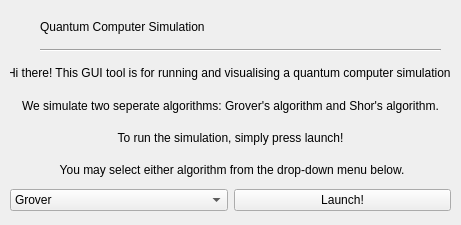
First picture: the form in resource/mainpage.ui, repository Quantum-Computing-GP-3/Simulated-Quantum-Computer, before the edit.
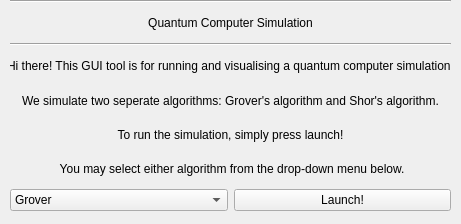
Second picture: the form after the edit.

The edit to the form file:
```diff
--- a/resource/mainpage.ui
+++ b/resource/mainpage.ui
@@ -7,21 +7,31 @@
     <x>0</x>
     <y>0</y>
     <width>461</width>
-    <height>225</height>
+    <height>224</height>
    </rect>
   </property>
   <property name="windowTitle">
    <string>Simulation Launcher</string>
   </property>
+  <widget class="QWidget" name="verticalLayoutWidget">
+   <property name="geometry">
+    <rect>
+     <x>10</x>
+     <y>0</y>
+     <width>441</width>
+     <height>211</height>
+    </rect>
+   </property>
+   <layout class="QVBoxLayout" name="verticalLayout">
+    <item>
+     <widget class="Line" name="line">
+      <property name="orientation">
+       <enum>Qt::Horizontal</enum>
+      </property>
+     </widget>
+    </item>
+    <item>
   <widget class="QLabel" name="label">
-   <property name="geometry">
-    <rect>
-     <x>40</x>
-     <y>10</y>
-     <width>401</width>
-     <height>33</height>
-    </rect>
-   </property>
    <property name="styleSheet">
     <string notr="true">font: 20pt &quot;MS Sans Serif&quot;;</string>
    </property>
@@ -34,30 +44,18 @@
    <property name="scaledContents">
     <bool>true</bool>
    </property>
-  </widget>
-  <widget class="Line" name="line">
-   <property name="geometry">
-    <rect>
-     <x>40</x>
-     <y>40</y>
-     <width>401</width>
-     <height>20</height>
-    </rect>
-   </property>
+      <property name="alignment">
+       <set>Qt::AlignCenter</set>
+      </property>
+     </widget>
+    </item>
+    <item>
+     <widget class="Line" name="line_2">
    <property name="orientation">
     <enum>Qt::Horizontal</enum>
    </property>
   </widget>
-  <widget class="QWidget" name="verticalLayoutWidget">
-   <property name="geometry">
-    <rect>
-     <x>10</x>
-     <y>60</y>
-     <width>441</width>
-     <height>151</height>
-    </rect>
-   </property>
-   <layout class="QVBoxLayout" name="verticalLayout">
+    </item>
     <item>
      <widget class="QLabel" name="label_2">
       <property name="minimumSize">
```
Left out of the diff: 4 changed lines with no effect on the pictures. Lines whose indentation alone changed are shown as unchanged.
